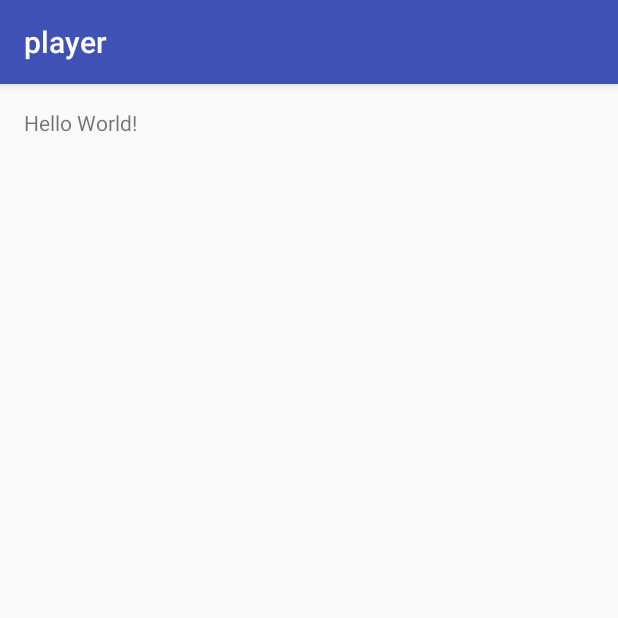
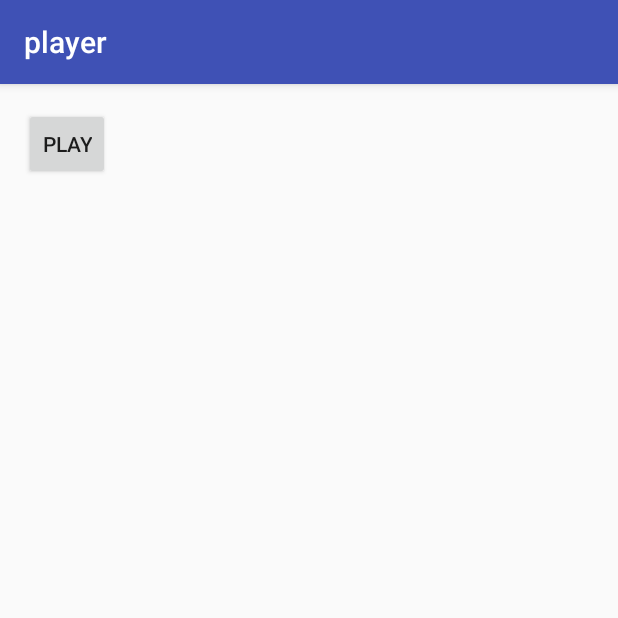
Before and after one commit to chenzeyuan/smt, an Android app: the screen it shows after launch (SmtMainActivity), on a phone screen of 412 x 824 dp, the top half of it. Run offline under Robolectric (Android 15) with nearby library versions, the phone set to English and light mode, and no system bars; 1 statement that could not run was skipped.

Commit message:
...........

```diff
--- a/smt-player/SMTPlayer/player/src/main/java/org/sjtu/nerdtv/smt/player/SmtMainActivity.java
+++ b/smt-player/SMTPlayer/player/src/main/java/org/sjtu/nerdtv/smt/player/SmtMainActivity.java
@@ -2,6 +2,7 @@ package org.sjtu.nerdtv.smt.player;
 
 import android.support.v7.app.AppCompatActivity;
 import android.os.Bundle;
+import android.view.View;
 
 import org.sjtu.nerdtv.smt.player.jni.SmtNativeApi;
 
@@ -15,6 +16,10 @@ public class SmtMainActivity extends AppCompatActivity {
     protected void onCreate(Bundle savedInstanceState) {
         super.onCreate(savedInstanceState);
         setContentView(R.layout.activity_smt_main);
+        findViewById(R.id.play);
+    }
+
+   public void onClickPlay(View view) {
         SmtNativeApi.play();
     }
 }
--- a/smt-player/SMTPlayer/player/src/main/res/layout/activity_smt_main.xml
+++ b/smt-player/SMTPlayer/player/src/main/res/layout/activity_smt_main.xml
@@ -9,8 +9,13 @@
     android:paddingTop="@dimen/activity_vertical_margin"
     tools:context="org.sjtu.nerdtv.smt.player.SmtMainActivity">
 
-    <TextView
+    <Button
+        style="?android:attr/buttonStyleSmall"
         android:layout_width="wrap_content"
         android:layout_height="wrap_content"
-        android:text="Hello World!" />
+        android:text="play"
+        android:id="@+id/play"
+        android:layout_alignParentStart="true"
+        android:clickable="true"
+        android:onClick="onClickPlay"/>
 </RelativeLayout>
```
Also changed, not shown: smt-player/SMTPlayer/player/build.gradle (+13 -0 lines), 5 other files.
